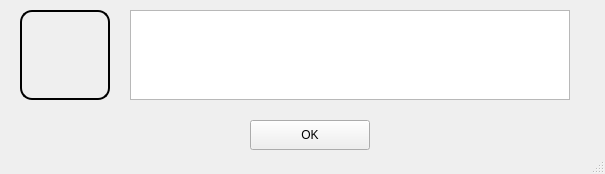
First picture: the form in telas/hti_atencao.ui, repository htisistema/SISCOM, before the edit.
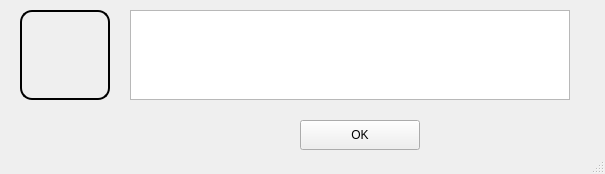
Second picture: the form after the edit. Icons and pictures are not drawn.

Patch:
```diff
--- a/telas/hti_atencao.ui
+++ b/telas/hti_atencao.ui
@@ -33,7 +33,7 @@
    <widget class="QPushButton" name="bt_sair">
     <property name="geometry">
      <rect>
-      <x>250</x>
+      <x>300</x>
       <y>120</y>
       <width>120</width>
       <height>30</height>
```
